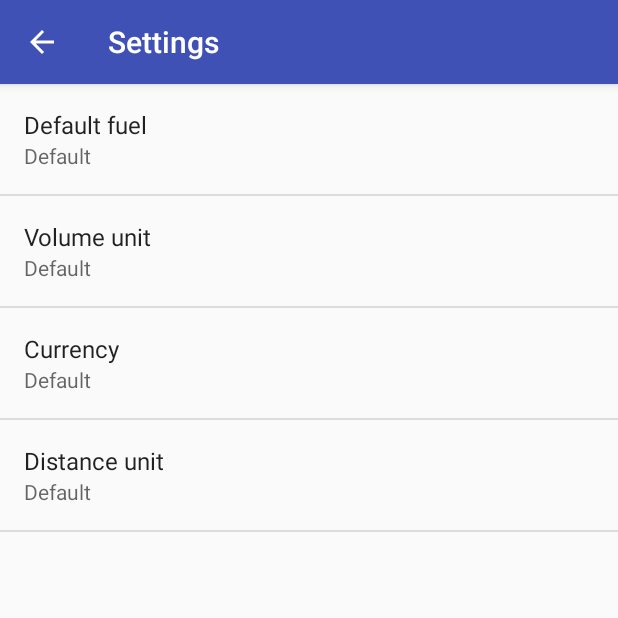
After one commit to rarvolt/FuelStats, an Android app: the SettingsActivity screen opened directly, with no data from a screen before it, on a phone screen of 412 x 824 dp, the top half of it. The commit adds this screen. Run offline under Robolectric (Android 15) with nearby library versions, the phone set to English and light mode, and no system bars.

Commit message:
Create Settings Activity

```diff
--- a/app/build.gradle
+++ b/app/build.gradle
@@ -24,4 +24,6 @@ dependencies {
     testCompile 'junit:junit:4.12'
     compile 'com.android.support:appcompat-v7:23.4.0'
     compile 'com.android.support:design:23.4.0'
+    compile 'com.android.support:support-v4:23.4.0'
+    compile 'com.google.android.gms:play-services-appindexing:8.1.0'
 }
--- /dev/null
+++ b/app/src/main/java/net/rarvolt/fuelstats/AppCompatPreferenceActivity.java
@@ -0,0 +1,109 @@
+package net.rarvolt.fuelstats;
+
+import android.content.res.Configuration;
+import android.os.Bundle;
+import android.preference.PreferenceActivity;
+import android.support.annotation.LayoutRes;
+import android.support.annotation.Nullable;
+import android.support.v7.app.ActionBar;
+import android.support.v7.app.AppCompatDelegate;
+import android.support.v7.widget.Toolbar;
+import android.view.MenuInflater;
+import android.view.View;
+import android.view.ViewGroup;
+
+/**
+ * A {@link android.preference.PreferenceActivity} which implements and proxies the necessary calls
+ * to be used with AppCompat.
+ */
+public abstract class AppCompatPreferenceActivity extends PreferenceActivity {
+
+    private AppCompatDelegate mDelegate;
+
+    @Override
+    protected void onCreate(Bundle savedInstanceState) {
+        getDelegate().installViewFactory();
+        getDelegate().onCreate(savedInstanceState);
+        super.onCreate(savedInstanceState);
+    }
+
+    @Override
+    protected void onPostCreate(Bundle savedInstanceState) {
+        super.onPostCreate(savedInstanceState);
+        getDelegate().onPostCreate(savedInstanceState);
+    }
+
+    public ActionBar getSupportActionBar() {
+        return getDelegate().getSupportActionBar();
+    }
+
+    public void setSupportActionBar(@Nullable Toolbar toolbar) {
+        getDelegate().setSupportActionBar(toolbar);
+    }
+
+    @Override
+    public MenuInflater getMenuInflater() {
+        return getDelegate().getMenuInflater();
+    }
+
+    @Override
+    public void setContentView(@LayoutRes int layoutResID) {
+        getDelegate().setContentView(layoutResID);
+    }
+
+    @Override
+    public void setContentView(View view) {
+        getDelegate().setContentView(view);
+    }
+
+    @Override
+    public void setContentView(View view, ViewGroup.LayoutParams params) {
+        getDelegate().setContentView(view, params);
+    }
+
+    @Override
+    public void addContentView(View view, ViewGroup.LayoutParams params) {
+        getDelegate().addContentView(view, params);
+    }
+
+    @Override
+    protected void onPostResume() {
+        super.onPostResume();
+        getDelegate().onPostResume();
+    }
+
+    @Override
+    protected void onTitleChanged(CharSequence title, int color) {
+        super.onTitleChanged(title, color);
+        getDelegate().setTitle(title);
+    }
+
+    @Override
+    public void onConfigurationChanged(Configuration newConfig) {
+        super.onConfigurationChanged(newConfig);
+        getDelegate().onConfigurationChanged(newConfig);
+    }
+
+    @Override
+    protected void onStop() {
+        super.onStop();
+        getDelegate().onStop();
+    }
+
+    @Override
+    protected void onDestroy() {
+        super.onDestroy();
+        getDelegate().onDestroy();
+    }
+
+    public void invalidateOptionsMenu() {
+        getDelegate().invalidateOptionsMenu();
+    }
+
+    private AppCompatDelegate getDelegate() {
+        if (mDelegate == null) {
+            mDelegate = AppCompatDelegate.create(this, null);
+        }
+        return mDelegate;
+    }
+}
--- a/app/src/main/java/net/rarvolt/fuelstats/MainActivity.java
+++ b/app/src/main/java/net/rarvolt/fuelstats/MainActivity.java
@@ -44,9 +44,11 @@ public class MainActivity extends AppCompatActivity {
 
         //noinspection SimplifiableIfStatement
         if (id == R.id.action_settings) {
+            startActivity(new Intent(this, SettingsActivity.class));
             return true;
         } else if (id == R.id.action_history) {
             startActivity(new Intent(this, RefuelingHistoryActivity.class));
+            return true;
         }
 
         return super.onOptionsItemSelected(item);
--- /dev/null
+++ b/app/src/main/java/net/rarvolt/fuelstats/SettingsActivity.java
@@ -0,0 +1,181 @@
+package net.rarvolt.fuelstats;
+
+
+import android.annotation.TargetApi;
+import android.content.Context;
+import android.content.res.Configuration;
+import android.os.Build;
+import android.os.Bundle;
+import android.preference.ListPreference;
+import android.preference.Preference;
+import android.preference.PreferenceActivity;
+import android.preference.PreferenceFragment;
+import android.preference.PreferenceManager;
+import android.preference.PreferenceScreen;
+import android.support.v7.app.ActionBar;
+import android.view.MenuItem;
+import android.widget.Toast;
+
+import java.util.Currency;
+import java.util.Set;
+
+/**
+ * A {@link PreferenceActivity} that presents a set of application settings. On
+ * handset devices, settings are presented as a single list. On tablets,
+ * settings are split by category, with category headers shown to the left of
+ * the list of settings.
+ * <p>
+ * See <a href="http://developer.android.com/design/patterns/settings.html">
+ * Android Design: Settings</a> for design guidelines and the <a
+ * href="http://developer.android.com/guide/topics/ui/settings.html">Settings
+ * API Guide</a> for more information on developing a Settings UI.
+ */
+public class SettingsActivity extends AppCompatPreferenceActivity {
+    /**
+     * A preference value change listener that updates the preference's summary
+     * to reflect its new value.
+     */
+    private static Preference.OnPreferenceChangeListener sBindPreferenceSummaryToValueListener = new Preference.OnPreferenceChangeListener() {
+        @Override
+        public boolean onPreferenceChange(Preference preference, Object value) {
+            String stringValue = value.toString();
+
+            if (preference instanceof ListPreference) {
+                // For list preferences, look up the correct display value in
+                // the preference's 'entries' list.
+                ListPreference listPreference = (ListPreference) preference;
+                int index = listPreference.findIndexOfValue(stringValue);
+
+                // Set the summary to reflect the new value.
+                preference.setSummary(
+                        index >= 0
+                                ? listPreference.getEntries()[index]
+                                : null);
+            } else {
+                // For all other preferences, set the summary to the value's
+                // simple string representation.
+                preference.setSummary(stringValue);
+            }
+            return true;
+        }
+    };
+
+    /**
+     * Helper method to determine if the device has an extra-large screen. For
+     * example, 10" tablets are extra-large.
+     */
+    private static boolean isXLargeTablet(Context context) {
+        return (context.getResources().getConfiguration().screenLayout
+                & Configuration.SCREENLAYOUT_SIZE_MASK) >= Configuration.SCREENLAYOUT_SIZE_XLARGE;
+    }
+
+    /**
+     * Binds a preference's summary to its value. More specifically, when the
+     * preference's value is changed, its summary (line of text below the
+     * preference title) is updated to reflect the value. The summary is also
+     * immediately updated upon calling this method. The exact display format is
+     * dependent on the type of preference.
+     *
+     * @see #sBindPreferenceSummaryToValueListener
+     */
+    private static void bindPreferenceSummaryToValue(Preference preference) {
+        // Set the listener to watch for value changes.
+        preference.setOnPreferenceChangeListener(sBindPreferenceSummaryToValueListener);
+
+        // Trigger the listener immediately with the preference's
+        // current value.
+        sBindPreferenceSummaryToValueListener.onPreferenceChange(preference,
+                PreferenceManager
+                        .getDefaultSharedPreferences(preference.getContext())
+                        .getString(preference.getKey(), ""));
+    }
+
+    @Override
+    protected void onCreate(Bundle savedInstanceState) {
+        super.onCreate(savedInstanceState);
+        setupActionBar();
+        getFragmentManager().beginTransaction()
+                .replace(android.R.id.content, new GeneralPreferenceFragment())
+                .commit();
+    }
+
+    @Override
+    public boolean onOptionsItemSelected(MenuItem item) {
+        if (item.getItemId() == android.R.id.home) {
+            onBackPressed();
+            return true;
+        }
+        return super.onOptionsItemSelected(item);
+    }
+
+    /**
+     * Set up the {@link android.app.ActionBar}, if the API is available.
+     */
+    private void setupActionBar() {
+        ActionBar actionBar = getSupportActionBar();
+        if (actionBar != null) {
+            // Show the Up button in the action bar.
+            actionBar.setDisplayHomeAsUpEnabled(true);
+        }
+    }
+
+    /**
+     * {@inheritDoc}
+     */
+    @Override
+    public boolean onIsMultiPane() {
+        return isXLargeTablet(this);
+    }
+
+    /**
+     * This method stops fragment injection in malicious applications.
+     * Make sure to deny any unknown fragments here.
+     */
+    protected boolean isValidFragment(String fragmentName) {
+        return PreferenceFragment.class.getName().equals(fragmentName)
+                || GeneralPreferenceFragment.class.getName().equals(fragmentName);
+    }
+
+    /**
+     * This fragment shows general preferences only. It is used when the
+     * activity is showing a two-pane settings UI.
+     */
+    @TargetApi(Build.VERSION_CODES.HONEYCOMB)
+    public static class GeneralPreferenceFragment extends PreferenceFragment {
+        @TargetApi(Build.VERSION_CODES.KITKAT)
+        @Override
+        public void onCreate(Bundle savedInstanceState) {
+            super.onCreate(savedInstanceState);
+            addPreferencesFromResource(R.xml.pref_general);
+            setHasOptionsMenu(true);
+
+            PreferenceScreen prefScreen = getPreferenceScreen();
+            ListPreference listPref = (ListPreference) prefScreen.findPreference("currency");
+            if (listPref != null) {
+                Set<Currency> currencySet = Currency.getAvailableCurrencies();
+                CharSequence[] entries = new CharSequence[currencySet.size()+1];
+                CharSequence[] values = new CharSequence[currencySet.size()+1];
+                entries[0] = "Default";
+                values[0] = "default";
+                int i = 1;
+                for (Currency currency : currencySet) {
+                    String tempCurrency = String.format("%s - %s", currency.toString(), currency.getDisplayName());
+                    if (!tempCurrency.trim().isEmpty()) {
+                        entries[i] = tempCurrency;
+                        values[i] = currency.getSymbol();
+                    }
+                    i++;
+                }
+                listPref.setEntries(entries);
+                listPref.setEntryValues(values);
+            } else {
+                Toast.makeText(getActivity(), "ListPreference is null", Toast.LENGTH_LONG).show();
+            }
+
+            bindPreferenceSummaryToValue(findPreference("fuel_type"));
+            bindPreferenceSummaryToValue(findPreference("volume_unit"));
+            bindPreferenceSummaryToValue(findPreference("currency"));
+            bindPreferenceSummaryToValue(findPreference("distance_unit"));
+        }
+    }
+}
--- a/app/src/main/res/menu/menu_main.xml
+++ b/app/src/main/res/menu/menu_main.xml
@@ -9,5 +9,5 @@
     <item
         android:id="@+id/action_settings"
         android:title="@string/action_settings"
-        app:showAsAction="never" />
+        app:showAsAction="ifRoom" />
 </menu>
--- a/app/src/main/res/values/strings.xml
+++ b/app/src/main/res/values/strings.xml
@@ -15,4 +15,7 @@
     <string name="fuel_type_lpg">LPG</string>
     <string name="button_refueling_add">Add refueling</string>
     <string name="action_history">History</string>
+    <string name="title_refueling_history_activity">Refueling history</string>
+    <string name="title_settings_activity">Settings</string>
+
 </resources>
--- /dev/null
+++ b/app/src/main/res/values/strings_prefs.xml
@@ -0,0 +1,51 @@
+<?xml version="1.0" encoding="utf-8"?>
+<resources>
+    <string name="pref_title_fuel">Default fuel</string>
+    <string name="pref_dialog_fuel">Select fuel type</string>
+    <string-array name="pref_entries_fuel">
+        <item>Default</item>
+        <item>Diesel</item>
+        <item>Pb95</item>
+        <item>Pb98</item>
+        <item>LPG</item>
+    </string-array>
+    <string-array name="pref_entryvalues_fuel">
+        <item>default</item>
+        <item>diesel</item>
+        <item>pb95</item>
+        <item>pb98</item>
+        <item>lpg</item>
+    </string-array>
+
+    <string name="pref_title_volume_unit">Volume unit</string>
+    <string name="pref_dialog_volume_unit">Select volume unit</string>
+    <string-array name="pref_entries_volume_unit">
+        <item>Default</item>
+        <item>Liter</item>
+        <item>US Gallon</item>
+        <item>imp. Gallon</item>
+    </string-array>
+    <string-array name="prefs_entryvalues_volume_unit">
+        <item>default</item>
+        <item>L</item>
+        <item>US gal</item>
+        <item>imp. gal</item>
+    </string-array>
+
+    <string name="pref_title_currency">Currency</string>
+    <string name="pref_dialog_currency">Select currency</string>
+
+    <string name="pref_title_distance_unit">Distance unit</string>
+    <string name="pref_dialog_distance_unit">Select distance unit</string>
+    <string-array name="pref_entries_distance_unit">
+        <item>Default</item>
+        <item>Kilometers</item>
+        <item>Miles</item>
+    </string-array>
+    <string-array name="pref_entryvalues_distance_unit">
+        <item>default</item>
+        <item>km</item>
+        <item>mi</item>
+    </string-array>
+
+</resources>
--- /dev/null
+++ b/app/src/main/res/xml/pref_general.xml
@@ -0,0 +1,33 @@
+<PreferenceScreen xmlns:android="http://schemas.android.com/apk/res/android">
+    <ListPreference
+        android:key="fuel_type"
+        android:title="@string/pref_title_fuel"
+        android:dialogTitle="@string/pref_dialog_fuel"
+        android:defaultValue="default"
+        android:entries="@array/pref_entries_fuel"
+        android:entryValues="@array/pref_entryvalues_fuel"
+        android:negativeButtonText="@null"/>
+    <ListPreference
+        android:key="volume_unit"
+        android:title="@string/pref_title_volume_unit"
+        android:dialogTitle="@string/pref_dialog_volume_unit"
+        android:defaultValue="default"
+        android:entries="@array/pref_entries_volume_unit"
+        android:entryValues="@array/prefs_entryvalues_volume_unit"
+        android:negativeButtonText="@null"/>
+    <ListPreference
+        android:key="currency"
+        android:title="@string/pref_title_currency"
+        android:dialogTitle="@string/pref_dialog_currency"
+        android:defaultValue="default"
+        android:negativeButtonText="@null"/>
+    <ListPreference
+        android:key="distance_unit"
+        android:title="@string/pref_title_distance_unit"
+        android:dialogTitle="@string/pref_dialog_distance_unit"
+        android:entries="@array/pref_entries_distance_unit"
+        android:entryValues="@array/pref_entryvalues_distance_unit"
+        android:defaultValue="default"
+        android:negativeButtonText="@null"/>
+
+</PreferenceScreen>
--- /dev/null
+++ b/app/src/main/res/xml/pref_headers.xml
@@ -0,0 +1,3 @@
+<preference-headers xmlns:android="http://schemas.android.com/apk/res/android">
+    <header android:fragment="net.rarvolt.fuelstats.SettingsActivity$GeneralPreferenceFragment" />
+</preference-headers>
```
Also changed, not shown: app/src/main/AndroidManifest.xml (+25 -0 lines).
